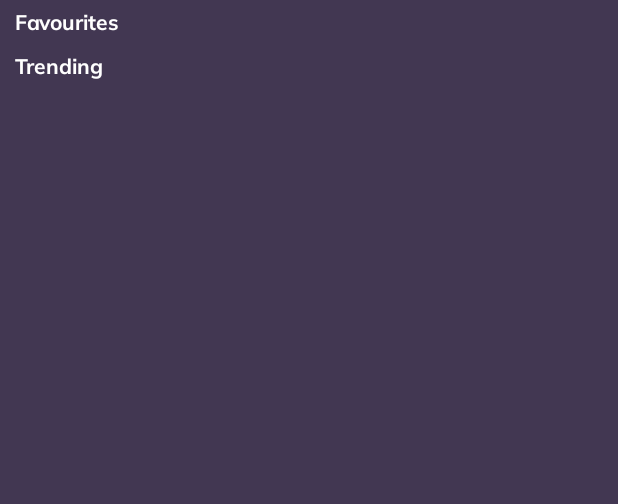
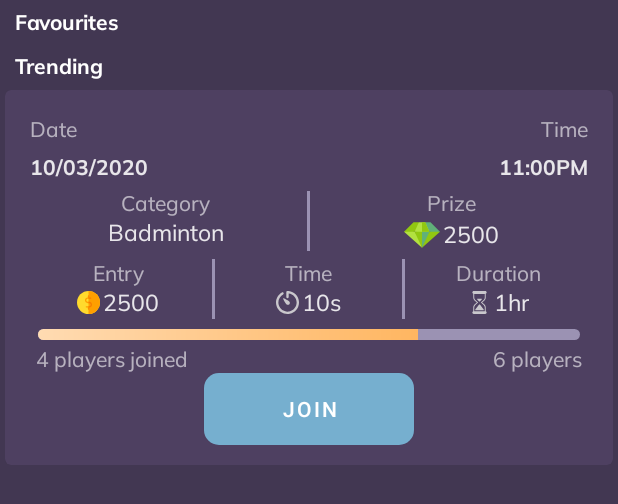
Before and after one commit to itsonegeneral/knack-quiz, an Android app: the layout fragment_home.xml on its own in the app's theme, with its tools: preview values and no code run, on a phone screen of 412 x 824 dp. Shown: the top 504 px of the screen. Run offline under Robolectric (Android 15) with nearby library versions, the light colour scheme and no system bars; network calls fail.

Commit message:
Contest under work Fixes in db ref child registered

```diff
--- a/app/src/main/java/com/rstudio/knackquiz/LoginActivity.java
+++ b/app/src/main/java/com/rstudio/knackquiz/LoginActivity.java
@@ -204,8 +204,7 @@ public class LoginActivity extends AppCompatActivity implements GoogleApiClient.
     }
 
     private void getExistingPlayerData(){
-        DatabaseReference ref = FirebaseDatabase.getInstance().getReference(DBKeys.KEY_USERS)
-                .child(DBKeys.KEY_REGISTERED);
+        DatabaseReference ref = FirebaseDatabase.getInstance().getReference(DBKeys.KEY_USERS);
         ref.child(mAuth.getUid()).addListenerForSingleValueEvent(new ValueEventListener() {
             @Override
             public void onDataChange(@NonNull DataSnapshot dataSnapshot) {
--- a/app/src/main/java/com/rstudio/knackquiz/fragments/bottomnav/FragmentProfile.java
+++ b/app/src/main/java/com/rstudio/knackquiz/fragments/bottomnav/FragmentProfile.java
@@ -175,14 +175,7 @@ public class FragmentProfile extends Fragment {
     }
 
     private void updatePlayer() {
-
-        DatabaseReference ref;
-        if (FirebaseAuth.getInstance().getCurrentUser() != null) {
-            ref = FirebaseDatabase.getInstance().getReference(DBKeys.KEY_USERS).child(DBKeys.KEY_REGISTERED);
-        } else {
-            ref = FirebaseDatabase.getInstance().getReference(DBKeys.KEY_USERS).child(DBKeys.KEY_UNREGISTERED);
-        }
-
+        DatabaseReference ref = FirebaseDatabase.getInstance().getReference(DBKeys.KEY_USERS);
         ref.child(player.getPlayerID()).setValue(player);
     }
 
--- /dev/null
+++ b/app/src/main/res/drawable/bg_button_round_yellow.xml
@@ -0,0 +1,9 @@
+<?xml version="1.0" encoding="utf-8"?>
+<selector xmlns:android="http://schemas.android.com/apk/res/android">
+    <item>
+        <shape android:shape="rectangle">
+            <solid android:color="@color/colorYellowBottomNav"/>
+            <corners android:radius="10dp"/>
+        </shape>
+    </item>
+</selector>
--- /dev/null
+++ b/app/src/main/res/drawable/gradient_progress_bar_contest.xml
@@ -0,0 +1,22 @@
+<?xml version="1.0" encoding="utf-8"?>
+<layer-list xmlns:android="http://schemas.android.com/apk/res/android">
+    <item android:id="@android:id/background">
+        <shape>
+            <corners android:radius="5dp"/>
+            <solid android:color="@color/colorTextLight"/>
+        </shape>
+    </item>
+
+    <item android:id="@android:id/progress">
+        <clip>
+            <shape>
+                <corners android:radius="5dp"/>
+                <gradient
+                    android:endColor="#FFA63E"
+                    android:startColor="#FFDBB2"
+                    />
+            </shape>
+        </clip>
+    </item>
+
+</layer-list>
--- /dev/null
+++ b/app/src/main/res/drawable/ic_sandclock.xml
@@ -0,0 +1,7 @@
+<vector android:alpha="0.87" android:height="512dp"
+    android:viewportHeight="512" android:viewportWidth="512"
+    android:width="512dp" xmlns:android="http://schemas.android.com/apk/res/android">
+    <path android:fillColor="#DDDDDD" android:pathData="M394.667,449.963v-80.576c0,-27.669 -11.947,-54.016 -32.789,-72.256L314.859,256l47.019,-41.131c20.843,-18.24 32.789,-44.587 32.789,-72.256V62.037C407.061,57.621 416,45.888 416,32c0,-17.643 -14.357,-32 -32,-32H128c-17.643,0 -32,14.357 -32,32c0,13.888 8.939,25.621 21.333,30.037v80.576c0,27.669 11.947,54.016 32.789,72.256L197.141,256l-47.019,41.131c-20.843,18.24 -32.789,44.587 -32.789,72.256v80.576C104.939,454.379 96,466.112 96,480c0,17.643 14.357,32 32,32h256c17.643,0 32,-14.357 32,-32C416,466.112 407.061,454.379 394.667,449.963zM373.333,448H138.667v-78.613c0,-21.525 9.301,-42.005 25.493,-56.192l56.192,-49.173c2.325,-2.027 3.648,-4.949 3.648,-8.021s-1.323,-5.995 -3.648,-8.021l-56.192,-49.173c-16.192,-14.187 -25.493,-34.667 -25.493,-56.192V64h234.667v78.613c0,21.525 -9.301,42.005 -25.493,56.192l-56.192,49.173C289.323,250.005 288,252.928 288,256s1.323,5.995 3.648,8.021l56.192,49.173c16.213,14.187 25.493,34.667 25.493,56.192V448z"/>
+    <path android:fillColor="#DDDDDD" android:pathData="M349.675,409.344l-85.333,-106.667c-4.053,-5.056 -12.608,-5.056 -16.661,0l-85.333,106.667c-2.56,3.2 -3.051,7.595 -1.28,11.285c1.771,3.691 5.504,6.037 9.6,6.037h170.667c4.096,0 7.829,-2.347 9.621,-6.037C352.725,416.939 352.235,412.544 349.675,409.344z"/>
+    <path android:fillColor="#DDDDDD" android:pathData="M308.523,177.259c-1.643,-3.989 -5.547,-6.592 -9.856,-6.592h-85.333c-4.309,0 -8.213,2.603 -9.856,6.592c-1.664,3.989 -0.747,8.555 2.304,11.627l42.667,42.667c2.091,2.069 4.821,3.115 7.552,3.115s5.461,-1.045 7.552,-3.115l42.667,-42.667C309.269,185.835 310.187,181.248 308.523,177.259z"/>
+</vector>
--- /dev/null
+++ b/app/src/main/res/drawable/ic_timer.xml
@@ -0,0 +1,6 @@
+<vector android:alpha="0.87" android:height="512dp"
+    android:viewportHeight="512" android:viewportWidth="512.0398"
+    android:width="512dp" xmlns:android="http://schemas.android.com/apk/res/android">
+    <path android:fillColor="#DDDDDD" android:pathData="m282.523,1.344c-8.801,-0.887 -17.641,-1.328 -26.484,-1.324h-0.266c-14.637,0.242 -26.34,12.242 -26.215,26.883v105.531c-0.035,3.555 0.688,7.074 2.117,10.328 4.582,10.906 15.863,17.43 27.598,15.965 13.555,-2.031 23.5,-13.793 23.25,-27.492v-76.484c98.891,12.98 173.727,95.84 176.594,195.539 2.867,99.699 -67.078,186.727 -165.059,205.367 -97.98,18.645 -195,-36.613 -228.945,-130.398 -33.945,-93.785 5.227,-198.34 92.441,-246.73 11.594,-6.566 16.445,-20.77 11.289,-33.055l-0.031,-0.074c-2.891,-6.988 -8.625,-12.406 -15.766,-14.902 -7.137,-2.492 -15,-1.82 -21.613,1.844 -110.348,61.484 -159.352,194.27 -115.402,312.695 43.945,118.43 167.711,187.098 291.453,161.711 123.742,-25.387 210.473,-137.238 204.238,-263.406 -6.23,-126.164 -103.559,-228.926 -229.199,-241.996zM282.523,1.344"/>
+    <path android:fillColor="#DDDDDD" android:pathData="m159.301,170.949c10.652,28.051 45.504,94.281 71.574,122.48 16.027,18.094 43.395,20.516 62.352,5.523 9.484,-7.957 15.191,-19.527 15.738,-31.895 0.543,-12.363 -4.133,-24.391 -12.879,-33.148 -27.266,-27.262 -96.465,-63.383 -125.48,-74.398 -3.25,-1.223 -6.918,-0.418 -9.363,2.051 -2.441,2.473 -3.203,6.148 -1.941,9.387zM159.301,170.949"/>
+</vector>
--- a/app/src/main/res/layout/fragment_home.xml
+++ b/app/src/main/res/layout/fragment_home.xml
@@ -49,6 +49,9 @@
                 android:layout_height="wrap_content" />
 
 
+
+            <include layout="@layout/list_view_contest"/>
+
         </LinearLayout>
 
     </ScrollView>
--- /dev/null
+++ b/app/src/main/res/layout/list_view_contest.xml
@@ -0,0 +1,353 @@
+<?xml version="1.0" encoding="utf-8"?>
+<com.google.android.material.card.MaterialCardView xmlns:android="http://schemas.android.com/apk/res/android"
+    xmlns:app="http://schemas.android.com/apk/res-auto"
+    android:layout_width="match_parent"
+    android:layout_height="wrap_content"
+    android:layout_marginStart="3dp"
+    android:layout_marginTop="1dp"
+    android:layout_marginEnd="3dp"
+    android:layout_marginBottom="5dp"
+    app:cardBackgroundColor="@color/colorCardPrimaryDark"
+    app:contentPadding="3dp">
+
+    <LinearLayout
+        android:layout_width="match_parent"
+        android:layout_height="wrap_content"
+        android:orientation="vertical"
+        android:padding="10dp">
+
+        <GridLayout
+            android:layout_width="match_parent"
+            android:layout_height="wrap_content"
+            android:columnCount="2"
+            android:rowCount="2">
+
+            <TextView
+                android:fontFamily="@font/muli"
+                android:padding="3dp"
+                android:text="Date"
+                android:textColor="@color/colorTextLowEmphasise" />
+
+            <TextView
+                android:layout_gravity="end"
+                android:fontFamily="@font/muli"
+                android:padding="3dp"
+                android:text="Time"
+                android:textColor="@color/colorTextLowEmphasise" />
+
+            <TextView
+                android:fontFamily="@font/muli_bold"
+                android:padding="3dp"
+                android:text="10/03/2020"
+                android:textColor="@color/colorTextHighEmphasise" />
+
+            <TextView
+                android:layout_gravity="end"
+                android:fontFamily="@font/muli_bold"
+                android:padding="3dp"
+                android:text="11:00PM"
+                android:textColor="@color/colorTextHighEmphasise" />
+
+
+        </GridLayout>
+
+
+        <LinearLayout
+            android:layout_width="match_parent"
+            android:layout_height="wrap_content"
+            android:layout_marginTop="2dp"
+            android:layout_marginBottom="2dp"
+            android:orientation="horizontal">
+
+
+            <LinearLayout
+                android:layout_width="0dp"
+                android:layout_height="wrap_content"
+                android:layout_weight="1"
+                android:gravity="center"
+                android:orientation="vertical">
+
+                <TextView
+                    android:layout_width="wrap_content"
+                    android:layout_height="wrap_content"
+                    android:fontFamily="@font/muli"
+                    android:text="Category"
+                    android:textColor="@color/colorTextLowEmphasise" />
+
+                <TextView
+                    android:layout_width="wrap_content"
+                    android:layout_height="wrap_content"
+                    android:fontFamily="@font/muli"
+                    android:text="Badminton"
+                    android:textColor="@color/colorTextHighEmphasise"
+                    android:textSize="15sp" />
+
+            </LinearLayout>
+
+            <View
+                android:layout_width="2dp"
+                android:layout_height="40dp"
+                android:layout_gravity="center"
+                android:background="@color/colorTextLight" />
+
+
+            <LinearLayout
+                android:layout_width="0dp"
+                android:layout_height="wrap_content"
+                android:layout_weight="1"
+                android:gravity="center"
+                android:orientation="vertical">
+
+                <TextView
+                    android:layout_width="wrap_content"
+                    android:layout_height="wrap_content"
+                    android:fontFamily="@font/muli"
+                    android:text="Prize"
+                    android:textColor="@color/colorTextLowEmphasise" />
+
+
+                <LinearLayout
+                    android:layout_width="wrap_content"
+                    android:layout_height="wrap_content"
+                    android:gravity="center"
+                    android:orientation="horizontal">
+
+
+                    <ImageView
+                        android:layout_width="24dp"
+                        android:layout_height="24dp"
+                        android:layout_marginEnd="2dp"
+                        android:background="@drawable/ic_diamond" />
+
+
+                    <TextView
+                        android:layout_width="wrap_content"
+                        android:layout_height="wrap_content"
+                        android:fontFamily="@font/muli"
+                        android:text="2500"
+                        android:textColor="@color/colorTextHighEmphasise"
+                        android:textSize="15sp" />
+
+                </LinearLayout>
+
+
+            </LinearLayout>
+
+
+        </LinearLayout>
+
+
+        <LinearLayout
+            android:layout_width="match_parent"
+            android:layout_height="wrap_content"
+            android:layout_marginTop="2dp"
+            android:layout_marginBottom="3dp"
+            android:orientation="horizontal">
+
+            <LinearLayout
+                android:layout_width="0dp"
+                android:layout_height="wrap_content"
+                android:layout_weight="1"
+                android:gravity="center"
+                android:orientation="vertical">
+
+                <TextView
+                    android:layout_width="wrap_content"
+                    android:layout_height="wrap_content"
+                    android:fontFamily="@font/muli"
+                    android:text="Entry"
+                    android:textColor="@color/colorTextLowEmphasise" />
+
+
+                <LinearLayout
+                    android:layout_width="wrap_content"
+                    android:layout_height="wrap_content"
+                    android:gravity="center"
+                    android:orientation="horizontal">
+
+
+                    <ImageView
+                        android:layout_width="15dp"
+                        android:layout_height="15dp"
+                        android:layout_marginEnd="2dp"
+                        android:background="@drawable/ic_price" />
+
+
+                    <TextView
+                        android:layout_width="wrap_content"
+                        android:layout_height="wrap_content"
+                        android:fontFamily="@font/muli"
+                        android:text="2500"
+                        android:textColor="@color/colorTextHighEmphasise"
+                        android:textSize="15sp" />
+
+                </LinearLayout>
+
+
+            </LinearLayout>
+
+
+            <View
+                android:layout_width="2dp"
+                android:layout_height="40dp"
+                android:layout_gravity="center"
+                android:background="@color/colorTextLight" />
+
+
+            <LinearLayout
+                android:layout_width="0dp"
+                android:layout_height="wrap_content"
+                android:layout_weight="1"
+                android:gravity="center"
+                android:orientation="vertical">
+
+                <TextView
+                    android:layout_width="wrap_content"
+                    android:layout_height="wrap_content"
+                    android:fontFamily="@font/muli"
+                    android:text="Time"
+                    android:textColor="@color/colorTextLowEmphasise" />
+
+
+                <LinearLayout
+                    android:layout_width="wrap_content"
+                    android:layout_height="wrap_content"
+                    android:gravity="center"
+                    android:orientation="horizontal">
+
+
+                    <ImageView
+                        android:layout_width="15dp"
+                        android:layout_height="15dp"
+                        android:layout_marginEnd="2dp"
+                        android:background="@drawable/ic_timer" />
+
+
+                    <TextView
+                        android:layout_width="wrap_content"
+                        android:layout_height="wrap_content"
+                        android:fontFamily="@font/muli"
+                        android:text="10s"
+                        android:textColor="@color/colorTextHighEmphasise"
+                        android:textSize="15sp" />
+
+                </LinearLayout>
+
+
+            </LinearLayout>
+
+            <View
+                android:layout_width="2dp"
+                android:layout_height="40dp"
+                android:layout_gravity="center"
+                android:background="@color/colorTextLight" />
+
+
+            <LinearLayout
+                android:layout_width="0dp"
+                android:layout_height="wrap_content"
+                android:layout_weight="1"
+                android:gravity="center"
+                android:orientation="vertical">
+
+                <TextView
+                    android:layout_width="wrap_content"
+                    android:layout_height="wrap_content"
+                    android:fontFamily="@font/muli"
+                    android:text="Duration"
+                    android:textColor="@color/colorTextLowEmphasise" />
+
+
+                <LinearLayout
+                    android:layout_width="wrap_content"
+                    android:layout_height="wrap_content"
+                    android:gravity="center"
+                    android:orientation="horizontal">
+
+
+                    <ImageView
+                        android:layout_width="15dp"
+                        android:layout_height="15dp"
+                        android:layout_marginEnd="2dp"
+                        android:background="@drawable/ic_sandclock" />
+
+
+                    <TextView
+                        android:layout_width="wrap_content"
+                        android:layout_height="wrap_content"
+                        android:fontFamily="@font/muli"
+                        android:text="1hr"
+                        android:textColor="@color/colorTextHighEmphasise"
+                        android:textSize="15sp" />
+
+                </LinearLayout>
+
+
+            </LinearLayout>
+
+
+        </LinearLayout>
+
+
+        <ProgressBar
+            android:id="@+id/pgBar_levelProfileFragment"
+            style="@style/Widget.AppCompat.ProgressBar.Horizontal"
+            android:layout_width="match_parent"
+            android:layout_height="7dp"
+            android:layout_margin="3dp"
+            android:layout_marginStart="13dp"
+            android:layout_marginEnd="13dp"
+            android:indeterminate="false"
+            android:max="100"
+            android:min="0"
+            android:paddingStart="5dp"
+            android:paddingEnd="5dp"
+            android:progress="70"
+            android:progressDrawable="@drawable/gradient_progress_bar_contest" />
+
+        <LinearLayout
+            android:layout_width="match_parent"
+            android:layout_height="wrap_content"
+            android:gravity="center_vertical"
+            android:orientation="horizontal"
+            android:paddingStart="3dp"
+            android:paddingEnd="3dp">
+
+
+            <TextView
+                android:layout_width="wrap_content"
+                android:layout_height="wrap_content"
+                android:fontFamily="@font/muli"
+                android:paddingStart="4dp"
+                android:text="4 players joined"
+                android:textColor="@color/colorTextLowEmphasise" />
+
+
+            <View
+                android:layout_width="0dp"
+                android:layout_height="1dp"
+                android:layout_weight="1" />
+
+            <TextView
+                android:id="@+id/tv_endProfilFragment"
+                android:layout_width="wrap_content"
+                android:layout_height="wrap_content"
+                android:fontFamily="@font/muli"
+                android:paddingStart="10dp"
+                android:paddingEnd="4dp"
+                android:text="6 players"
+                android:textColor="@color/colorTextLowEmphasise" />
+        </LinearLayout>
+
+        <Button
+            android:layout_width="140dp"
+            android:layout_height="wrap_content"
+            android:layout_gravity="center_horizontal"
+            android:background="@drawable/bg_button_round_yellow"
+
+            android:backgroundTint="@color/colorYellowBottomNav"
+            android:text="Join" />
+
+    </LinearLayout>
+
+</com.google.android.material.card.MaterialCardView>
--- a/app/src/main/res/values/colors.xml
+++ b/app/src/main/res/values/colors.xml
@@ -5,6 +5,12 @@
     <color name="colorTextLight">#9b92b3</color>
     <color name="colorAccent">#D81B60</color>
     <color name="colorTextOffWhite">#E9E9E9</color>
+
+
+    <color name="colorGreenBottomNav">#72d3b4</color>
+    <color name="colorYellowBottomNav">#f9bb72</color>
+    <color name="colorRedBottomNav">#df5a55</color>
+
     <color name="colorTextSecondaryDark">#DEDEDE</color>
     <color name="colorOptionCorrect">#7DCC80</color>
     <color name="colorOptionWrong">#df5a55</color>
```
